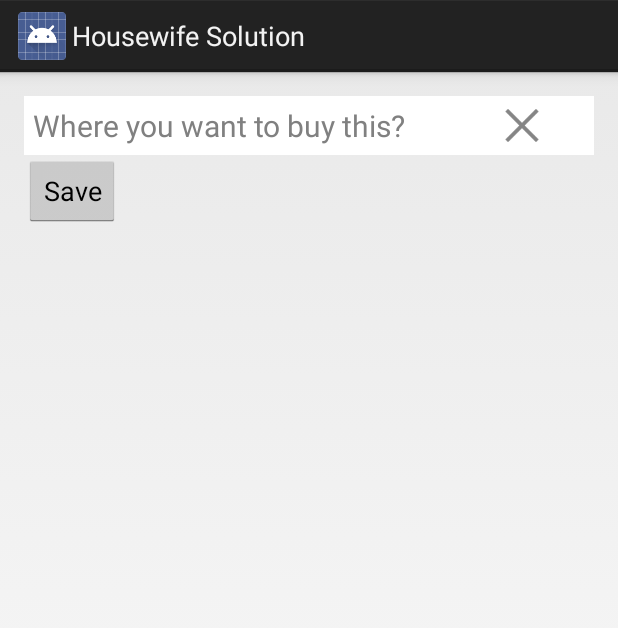
After one commit to serenafr/Housewife-Solution, an Android app: the layout activity_add_store.xml on its own in the app's theme, with its tools: preview values and no code run, on a phone screen of 412 x 824 dp. The commit adds this screen. Shown: the top 628 px of the screen. Run offline under Robolectric (Android 15) with nearby library versions, the phone set to English and light mode, and no system bars.

```diff
--- /dev/null
+++ b/app/src/main/res/layout/activity_add_store.xml
@@ -0,0 +1,51 @@
+<LinearLayout xmlns:android="http://schemas.android.com/apk/res/android"
+    xmlns:tools="http://schemas.android.com/tools"
+    android:layout_width="match_parent"
+    android:layout_height="match_parent"
+    android:paddingLeft="@dimen/activity_horizontal_margin"
+    android:paddingRight="@dimen/activity_horizontal_margin"
+    android:paddingTop="@dimen/activity_vertical_margin"
+    android:paddingBottom="@dimen/activity_vertical_margin"
+    android:orientation="vertical"
+    tools:context="me.christine.housewifesolution.AddStoreActivity">
+
+    <RelativeLayout
+        android:layout_width="wrap_content"
+        android:layout_height="wrap_content"
+        android:orientation="horizontal">
+        <EditText
+            android:id="@+id/add_a_store_name"
+            android:layout_width="fill_parent"
+            android:layout_height="wrap_content"
+            android:hint="@string/add_a_store_name"
+            android:padding="6dp"
+            android:textSize="20dp"
+            android:background="@drawable/add_shopping_item_background"
+            android:layout_centerVertical="true"
+            android:singleLine="true"
+            android:onClick="addStoreInfo"/>
+
+        <ImageView
+            android:id="@+id/delete_input_text"
+            android:layout_width="wrap_content"
+            android:layout_height="wrap_content"
+            android:src="@drawable/ic_action_remove"
+            android:layout_alignParentRight="true"
+            android:layout_centerVertical="true"
+            android:layout_alignTop="@id/add_a_store_name"
+            android:layout_alignBottom="@id/add_a_store_name"
+            android:background="@drawable/add_shopping_item_background"/>
+    </RelativeLayout>
+
+    <ListView
+        android:id="@+id/edit_store"
+        android:layout_width="fill_parent"
+        android:layout_height="wrap_content">
+    </ListView>
+
+    <Button
+        android:id="@+id/save_store_button"
+        android:text="Save"
+        android:layout_width="wrap_content"
+        android:layout_height="wrap_content" />
+</LinearLayout>
--- /dev/null
+++ b/app/src/main/res/menu/menu_add_store.xml
@@ -0,0 +1,6 @@
+<menu xmlns:android="http://schemas.android.com/apk/res/android"
+    xmlns:tools="http://schemas.android.com/tools"
+    tools:context="me.christine.housewifesolution.AddStoreActivity">
+    <item android:id="@+id/action_settings" android:title="@string/action_settings"
+        android:orderInCategory="100" android:showAsAction="never" />
+</menu>
--- a/app/src/main/res/values/strings.xml
+++ b/app/src/main/res/values/strings.xml
@@ -8,4 +8,7 @@
     <string name="add_items_to_buy">Add Items to Buy</string>
     <string name="name_item_to_buy">Item</string>
     <string name="quantity_item_to_buy">Quantity</string>
+    <string name="title_activity_add_store">AddStoreActivity</string>
+    <string name="add_a_store_name">Where you want to buy this?</string>
+    <string name="hello_world">Hello world!</string>
 </resources>
--- a/app/src/main/res/values/styles.xml
+++ b/app/src/main/res/values/styles.xml
@@ -2,6 +2,9 @@
 
     <!-- Base application theme. -->
     <style name="AppTheme" parent="android:Theme.Holo.Light.DarkActionBar">
-        <!-- Customize your theme here. -->
+        <item name="android:popupMenuStyle">@style/PopupMenu</item>
+    </style>
+    <style name="PopupMenu" parent="android:style/Widget.PopupMenu">
+        <item name="android:popupBackground">@android:color/darker_gray</item>
     </style>
 </resources>
```
Also changed, not shown: app/src/main/AndroidManifest.xml (+11 -5 lines), app/src/main/java/me/christine/housewifesolution/AddStoreActivity.java (added, +107 -0 lines), app/src/main/java/me/christine/housewifesolution/FragmentTabListener.java (deleted, +0 -72 lines), app/src/main/java/me/christine/housewifesolution/ItemAdapter.java (+6 -2 lines), app/src/main/java/me/christine/housewifesolution/ItemInfoAdapter.java (added, +31 -0 lines), app/src/main/java/me/christine/housewifesolution/MainActivity.java (+48 -11 lines), app/src/main/java/me/christine/housewifesolution/ShoppingItem.java (+21 -0 lines), app/src/main/java/me/christine/sqlite/DatabaseHandler/DatabaseHandler.java (+15 -3 lines), app/src/main/res/layout/item_info_layout.xml (added, +12 -0 lines), app/src/main/res/menu/add_store_menu.xml (added, +8 -0 lines), 7 other files.
